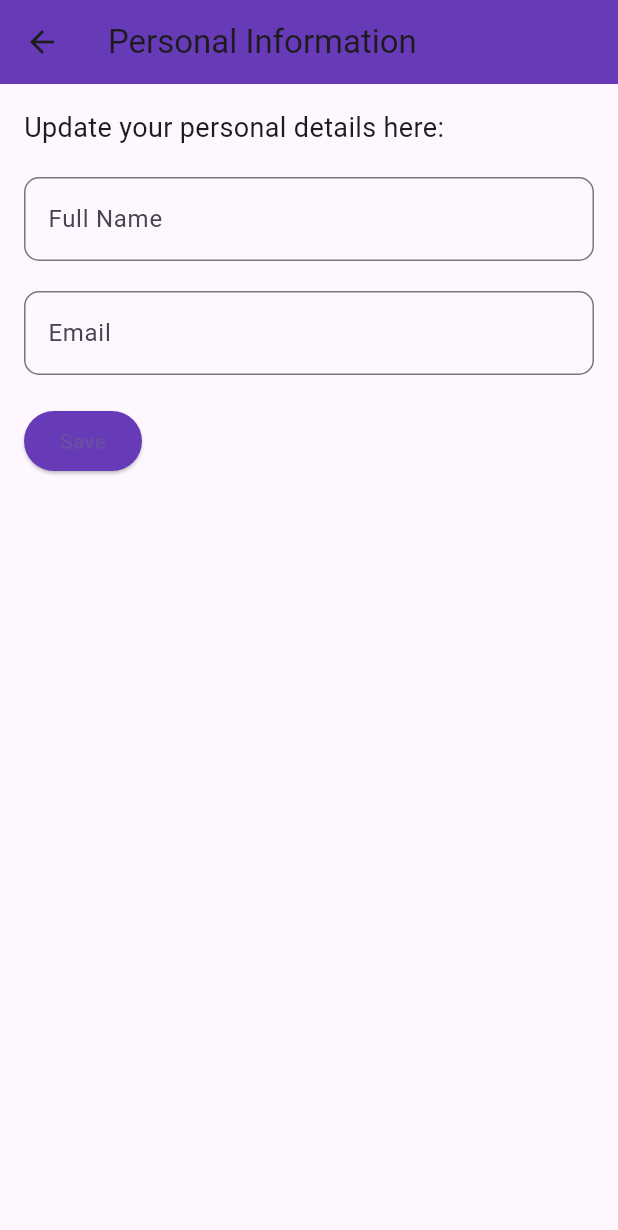
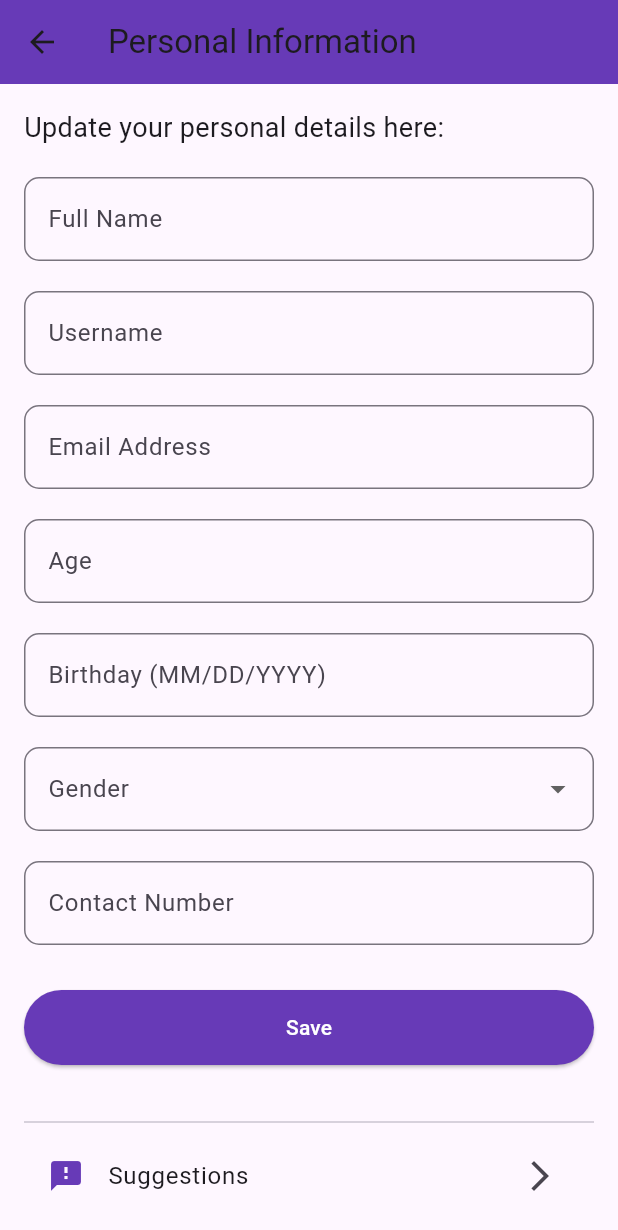
Before and after one commit to icaruskyle/finalprojectneurohelp, a Flutter app: the PersonalInfoScreen screen opened directly, on a phone screen of 412 x 824 dp. Shown: the top 1230 px of the screen. Run offline on Flutter 3.47's test engine with Material 3 defaults, Android fonts, the light colour scheme and no system bars; our stand-ins replace shared_preferences; accounts and stored records are empty.

Commit message:
Add Some Info in Profile

```diff
--- /dev/null
+++ b/devtools_options.yaml
@@ -0,0 +1,3 @@
+description: This file stores settings for Dart & Flutter DevTools.
+documentation: https://docs.flutter.dev/tools/devtools/extensions#configure-extension-enablement-states
+extensions:
--- a/lib/screens/daily_journal_screen.dart
+++ b/lib/screens/daily_journal_screen.dart
@@ -61,8 +61,11 @@ class _DailyJournalScreenState extends State<DailyJournalScreen> {
             const SizedBox(height: 10),
             ElevatedButton(
               onPressed: _saveEntry,
-              style: ElevatedButton.styleFrom(backgroundColor: Colors.deepPurple),
+              style: ElevatedButton.styleFrom(backgroundColor: Colors.deepPurple,
+              foregroundColor: Colors.white,
+              ),
               child: const Text("Save Entry"),
+
             ),
             const SizedBox(height: 20),
             Expanded(
--- a/lib/screens/login_screen.dart
+++ b/lib/screens/login_screen.dart
@@ -94,7 +94,13 @@ class _LoginScreenState extends State<LoginScreen> {
                     borderRadius: BorderRadius.circular(12),
                   ),
                 ),
-                child: Text("Login", style: TextStyle(fontSize: 18)),
+                child: Text(
+                  "Login",
+                  style: TextStyle(
+                    fontSize: 18,
+                    color: Colors.white,
+                  ),
+                ),
               ),
             ],
           ),
--- a/lib/screens/personal_info_screen.dart
+++ b/lib/screens/personal_info_screen.dart
@@ -10,7 +10,7 @@ class PersonalInfoScreen extends StatelessWidget {
         title: const Text("Personal Information"),
         backgroundColor: Colors.deepPurple,
       ),
-      body: Padding(
+      body: SingleChildScrollView(
         padding: const EdgeInsets.all(16.0),
         child: Column(
           crossAxisAlignment: CrossAxisAlignment.start,
@@ -18,6 +18,8 @@ class PersonalInfoScreen extends StatelessWidget {
             const Text("Update your personal details here:",
                 style: TextStyle(fontSize: 18)),
             const SizedBox(height: 20),
+
+            // Full Name
             TextField(
               decoration: InputDecoration(
                 labelText: "Full Name",
@@ -27,15 +29,83 @@ class PersonalInfoScreen extends StatelessWidget {
               ),
             ),
             const SizedBox(height: 20),
+
+            // Username
             TextField(
               decoration: InputDecoration(
-                labelText: "Email",
+                labelText: "Username",
                 border: OutlineInputBorder(
                   borderRadius: BorderRadius.circular(10),
                 ),
               ),
             ),
             const SizedBox(height: 20),
+
+            // Email
+            TextField(
+              decoration: InputDecoration(
+                labelText: "Email Address",
+                border: OutlineInputBorder(
+                  borderRadius: BorderRadius.circular(10),
+                ),
+              ),
+            ),
+            const SizedBox(height: 20),
+
+            // Age
+            TextField(
+              decoration: InputDecoration(
+                labelText: "Age",
+                border: OutlineInputBorder(
+                  borderRadius: BorderRadius.circular(10),
+                ),
+              ),
+              keyboardType: TextInputType.number,
+            ),
+            const SizedBox(height: 20),
+
+            // Birthday
+            TextField(
+              decoration: InputDecoration(
+                labelText: "Birthday (MM/DD/YYYY)",
+                border: OutlineInputBorder(
+                  borderRadius: BorderRadius.circular(10),
+                ),
+              ),
+              keyboardType: TextInputType.datetime,
+            ),
+            const SizedBox(height: 20),
+
+            // Gender
+            DropdownButtonFormField<String>(
+              decoration: InputDecoration(
+                labelText: "Gender",
+                border: OutlineInputBorder(
+                  borderRadius: BorderRadius.circular(10),
+                ),
+              ),
+              items: const [
+                DropdownMenuItem(value: "Male", child: Text("Male")),
+                DropdownMenuItem(value: "Female", child: Text("Female")),
+                DropdownMenuItem(value: "Other", child: Text("Other")),
+              ],
+              onChanged: (value) {},
+            ),
+            const SizedBox(height: 20),
+
+            // Contact Number
+            TextField(
+              decoration: InputDecoration(
+                labelText: "Contact Number",
+                border: OutlineInputBorder(
+                  borderRadius: BorderRadius.circular(10),
+                ),
+              ),
+              keyboardType: TextInputType.phone,
+            ),
+            const SizedBox(height: 30),
+
+            // Save Button
             ElevatedButton(
               onPressed: () {
                 ScaffoldMessenger.of(context).showSnackBar(
@@ -44,8 +114,38 @@ class PersonalInfoScreen extends StatelessWidget {
               },
               style: ElevatedButton.styleFrom(
                 backgroundColor: Colors.deepPurple,
+                foregroundColor: Colors.white,
+                minimumSize: const Size(double.infinity, 50),
               ),
               child: const Text("Save"),
+            ),
+            const SizedBox(height: 30),
+
+            // Links Section
+            const Divider(),
+            ListTile(
+              leading: const Icon(Icons.feedback, color: Colors.deepPurple),
+              title: const Text("Suggestions"),
+              trailing: const Icon(Icons.arrow_forward_ios),
+              onTap: () {
+                // Add your suggestion link navigation here
+              },
+            ),
+            ListTile(
+              leading: const Icon(Icons.notifications, color: Colors.deepPurple),
+              title: const Text("Notification Settings"),
+              trailing: const Icon(Icons.arrow_forward_ios),
+              onTap: () {
+                // Navigate to Notification screen
+              },
+            ),
+            ListTile(
+              leading: const Icon(Icons.lock, color: Colors.deepPurple),
+              title: const Text("Privacy Settings"),
+              trailing: const Icon(Icons.arrow_forward_ios),
+              onTap: () {
+                // Navigate to Privacy screen
+              },
             ),
           ],
         ),
```
